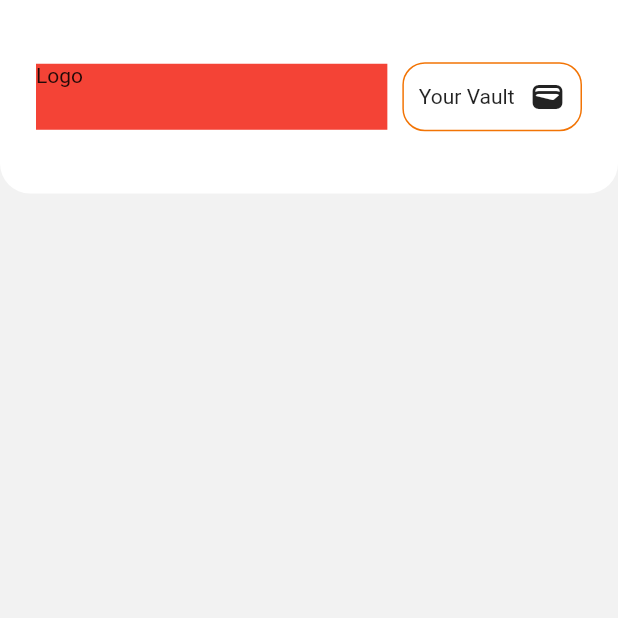
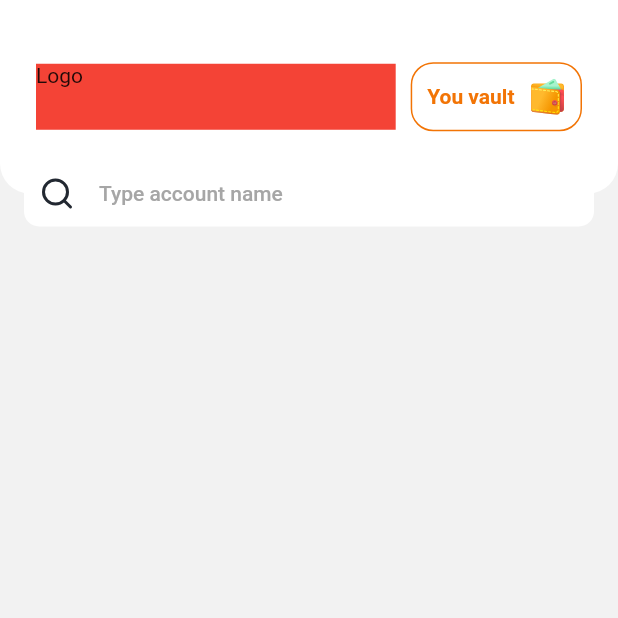
Before and after one commit to juliesZ7/graduate_thesis, a Flutter app: the screen it shows after launch, on a phone screen of 412 x 824 dp, the top half of it. Run offline on Flutter 3.47's test engine with Material 2 defaults, Android fonts, the phone set to English and light mode, and no system bars; our stand-ins replace flutter_svg.

Commit message:
header home page

```diff
--- a/lib/Screen/Homepage/home_page.dart
+++ b/lib/Screen/Homepage/home_page.dart
@@ -1,17 +1,24 @@
 import 'package:flutter/material.dart';
+import 'package:graduate_thesis/style_guide/style_guide.dart';
 
 class HomePage extends StatelessWidget {
   const HomePage({Key? key}) : super(key: key);
 
   @override
   Widget build(BuildContext context) {
+    double screenWidth = MediaQuery.of(context).size.width;
     return Scaffold(
-      backgroundColor: Color(0xffF2F2F2),
+      backgroundColor: ColorGuide().shade4,
       body: Column(
+        children: [
+          Stack(
+            alignment: Alignment.center,
+            children: [
+              Column(
                 children: [
                   Container(
                     decoration: BoxDecoration(
-                color: Colors.white,
+                        color: ColorGuide().text3,
                         borderRadius: BorderRadius.only(
                             bottomRight: Radius.circular(20),
                             bottomLeft: Radius.circular(20))),
@@ -33,17 +40,48 @@ class HomePage extends StatelessWidget {
                           padding: EdgeInsets.all(10),
                           decoration: BoxDecoration(
                               borderRadius: BorderRadius.circular(15),
-                      border: Border.all(color: Color(0xffF27405))),
+                              border: Border.all(color: ColorGuide().primary4)),
                           child: Row(children: [
-                    Text("Your Vault"),
+                            input("You vault", FontWeight.w700,
+                                ColorGuide().primary4),
                             SizedBox(
                               width: 10,
                             ),
-                    Icon(Icons.wallet)
+                            IconSet().wallet
                           ]),
                         )
                       ],
                     ),
+                  ),
+                  SizedBox(
+                    height: 22,
+                  )
+                ],
+              ),
+              Positioned(
+                bottom: 0,
+                child: Container(
+                  width: screenWidth,
+                  child: Padding(
+                    padding: const EdgeInsets.symmetric(horizontal: 16),
+                    child: Container(
+                      decoration: BoxDecoration(
+                          color: ColorGuide().text3,
+                          borderRadius: BorderRadius.circular(10)),
+                      padding: EdgeInsets.all(10),
+                      child: Row(children: [
+                        IconSet().search,
+                        SizedBox(
+                          width: 16,
+                        ),
+                        input("Type account name", FontWeight.w500,
+                            ColorGuide().text5)
+                      ]),
+                    ),
+                  ),
+                ),
+              )
+            ],
           )
         ],
       ),
--- /dev/null
+++ b/lib/style_guide/style_guide.dart
@@ -0,0 +1,93 @@
+import 'package:flutter/material.dart';
+import 'package:flutter_svg/flutter_svg.dart';
+
+//Color
+class ColorGuide {
+  Color primary1 = Color(0xff5068F2);
+  Color primary2 = Color(0xff485DD9);
+  Color primary3 = Color(0xffF2E205);
+  Color primary4 = Color(0xffF27405);
+  Color primary5 = Color(0xffF20505);
+  Color text1 = Color(0xff222831);
+  Color text2 = Color(0xff393E46);
+  Color text3 = Color(0xffFFFFFF);
+  Color text4 = Color(0xffD9D9D9);
+  Color text5 = Color(0xffA6A6A6);
+  Color shadow = Color(0xff4F758C);
+  Color shade1 = Color(0xffF3F4F4);
+  Color shade2 = Color(0xffF9F9F9);
+  Color shade3 = Color(0xffEEEEEE);
+  Color shade4 = Color(0xffF2F2F2);
+  Color shade5 = Color(0xffD9D9D9);
+  Color shade6 = Color(0xffA6A6A6);
+  Color shade7 = Color(0xff737373);
+  Color shade8 = Color(0xff0D0D0D);
+  Color shade9 = Color(0xffE9F0FF);
+  Color inactive1 = Color(0xffE1E5E7);
+  Color inactive2 = Color(0xffF5F6F6);
+  Color successful1 = Color(0xff53A62D);
+  Color successful2 = Color(0xff9CD918);
+  Color successful3 = Color(0xffB6D96A);
+  Color failed = Color(0xffF6416C);
+  Color warning = Color(0xffFFDE7D);
+}
+
+//Icon
+class IconSet {
+  Widget home =
+      iconHolder("assets/icons/fi-rr-home.svg", ColorGuide().text1, 24);
+  Widget settings =
+      iconHolder("assets/icons/setting-1881213.svg", ColorGuide().text1, 24);
+  Widget google = sticker("assets/icons/google.svg", 24);
+  Widget youtube = sticker("assets/icons/youtube.svg", 24);
+  Widget spotify = sticker("assets/icons/spotify.svg", 24);
+  Widget facebook = sticker("assets/icons/facebook.svg", 24);
+  Widget instagram = sticker("assets/icons/instagram.svg", 24);
+  Widget socialMedia = sticker("assets/icons/social-media.svg", 24);
+  Widget games = sticker("assets/icons/controller.svg", 24);
+  Widget works = sticker("assets/icons/suitcase.svg", 24);
+  Widget add =
+      iconHolder("assets/icons/circle-add.svg", ColorGuide().text1, 24);
+  Widget copy =
+      iconHolder("assets/icons/documents.svg", ColorGuide().text1, 24);
+  Widget others = sticker("assets/icons/other.svg", 24);
+  Widget lock = sticker("assets/icons/padlock.svg", 24);
+  Widget wallet = sticker("assets/icons/purse.svg", 24);
+  Widget search =
+      iconHolder("assets/icons/search-1.svg", ColorGuide().text1, 24);
+  Widget blankSearch =
+      iconHolder("assets/icons/search.svg", ColorGuide().text1, 24);
+  // Widget  = iconHolder("", ColorGuide().text1, 24);
+  // Widget  = sticker("",  24);
+
+}
+
+Widget iconHolder(String string, Color? color, double size) {
+  return SvgPicture.asset(
+    string,
+    color: color,
+    width: size,
+    height: size,
+  );
+}
+
+Widget sticker(String string, double size) {
+  return SvgPicture.asset(
+    string,
+    width: size,
+    height: size,
+  );
+}
+
+//Typography
+
+Text input(String string, FontWeight fontWeight, Color color) {
+  return Text(
+    string,
+    style: TextStyle(fontWeight: fontWeight, color: color),
+  );
+}
+
+//ShadowSetting
+
+class Shadow {}
--- a/pubspec.yaml
+++ b/pubspec.yaml
@@ -29,6 +29,8 @@ environment:
 dependencies:
   flutter:
     sdk: flutter
+  flutter_svg: ^1.0.3
+
 
 
   # The following adds the Cupertino Icons font to your application.
@@ -51,7 +53,8 @@ dev_dependencies:
 
 # The following section is specific to Flutter packages.
 flutter:
-
+  assets:
+      - assets/icons/
   # The following line ensures that the Material Icons font is
   # included with your application, so that you can use the icons in
   # the material Icons class.
```
Also changed, not shown: assets/icons/circle-add.svg (added), assets/icons/controller.svg (added), assets/icons/documents.svg (added), assets/icons/facebook.svg (added), assets/icons/fi-rr-home.svg (added), assets/icons/google.svg (added), assets/icons/instagram.svg (added), assets/icons/other.svg (added), assets/icons/padlock.svg (added), assets/icons/purse.svg (added), assets/icons/search-1.svg (added), assets/icons/search.svg (added), assets/icons/setting-1881213.svg (added), assets/icons/social-media.svg (added), 4 more files. Lines whose indentation alone changed are shown as unchanged.
